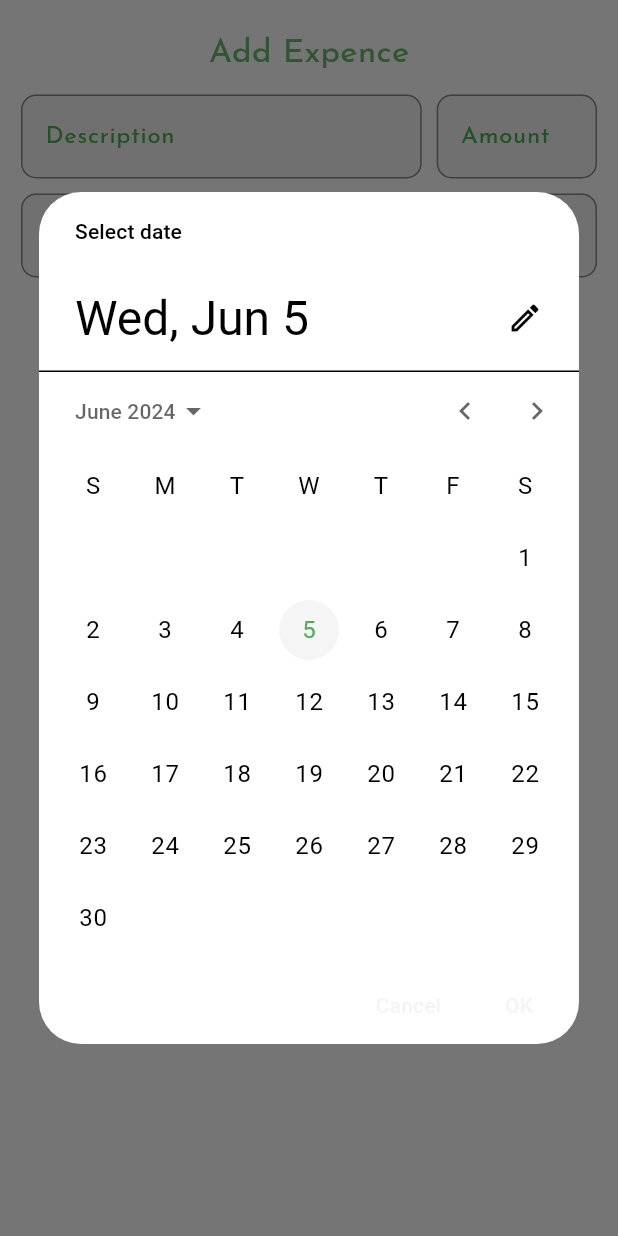
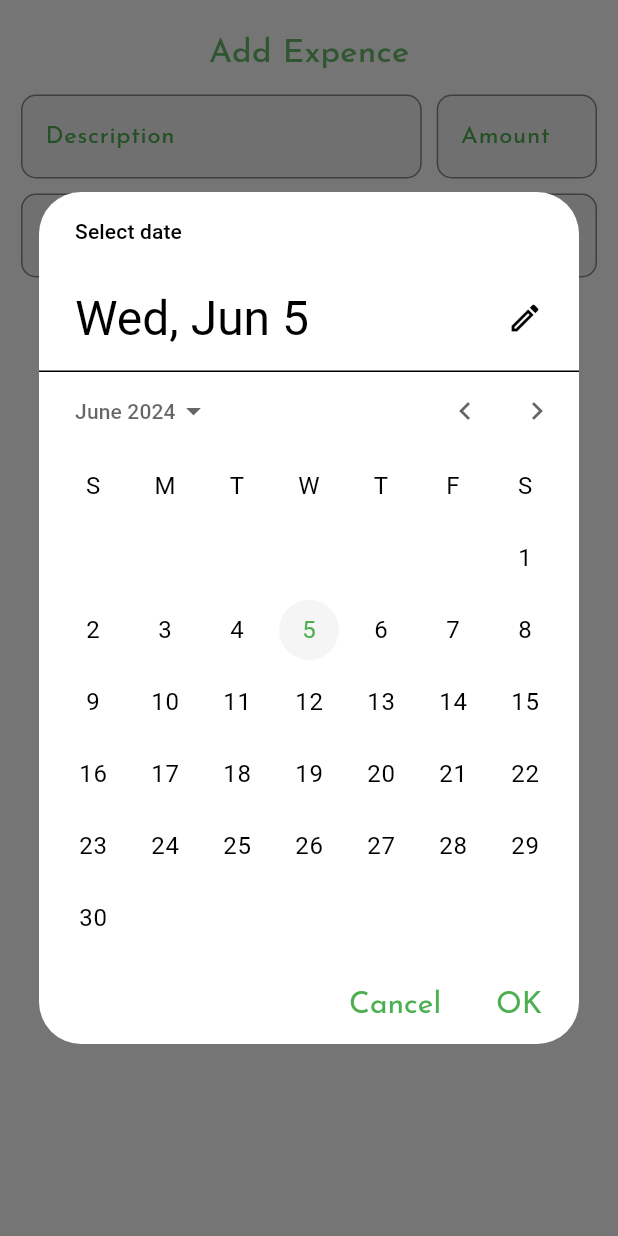
Before and after one commit to bieniadev/TrAcKeR, a Flutter app: the AddExpenceModal widget shown alone on an empty page, opened directly, after a tap on an icon or button, on a phone screen of 412 x 824 dp. Run offline on Flutter 3.47's test engine with Material 3 defaults, Android fonts, the phone set to English and light mode, and no system bars; drawn by our look-alikes of dropdown_textfield; our stand-ins replace flutter_riverpod, google_fonts, hive, hive_flutter; accounts and stored records are empty.

Commit message:
calendar style

```diff
--- a/lib/components/add_expence_modal.dart
+++ b/lib/components/add_expence_modal.dart
@@ -4,8 +4,10 @@ import 'package:google_fonts/google_fonts.dart';
 import 'package:intl/intl.dart';
 import 'package:tracker/boxes.dart';
 import 'package:tracker/models/expence.dart';
+import 'package:tracker/providers/darkmode.dart';
 import 'package:tracker/providers/expences_list.dart';
 import 'package:dropdown_textfield/dropdown_textfield.dart';
+import 'package:tracker/theme.dart';
 
 class AddExpenceModal extends ConsumerStatefulWidget {
   const AddExpenceModal({super.key});
@@ -65,7 +67,25 @@ class _AddExpenceModalState extends ConsumerState<AddExpenceModal> {
       initialDate: _selectedDate,
       firstDate: firstDate,
       lastDate: lastDate,
-      // barrierColor: Colors.red,
+      builder: (context, child) {
+        return Theme(
+          data: ref.read(isDarkmodeProvider) ? darkMode : lightMode,
+          // data: Theme.of(context).copyWith(
+          //   colorScheme: ColorScheme.light(
+          //       // seedColor: Colors.green[200],
+          //       primary: Colors.green.shade500, // header background color
+          //       onPrimary: Colors.black, // header text color
+          //       onSurface: Colors.green, // body text color
+          //       background: Theme.of(context).colorScheme.primary),
+          //   textButtonTheme: TextButtonThemeData(
+          //     style: TextButton.styleFrom(
+          //         // foregroundColor: Colors.red, // button text color
+          //         textStyle: GoogleFonts.josefinSans(color: Colors.green.shade400, fontSize: 20)),
+          //   ),
+          // ),
+          child: child!,
+        );
+      },
     );
 
     if (picked != null && picked != _selectedDate) {
--- a/lib/theme.dart
+++ b/lib/theme.dart
@@ -1,4 +1,5 @@
 import 'package:flutter/material.dart';
+import 'package:google_fonts/google_fonts.dart';
 
 final ThemeData lightMode = ThemeData(
   colorScheme: ColorScheme.light(
@@ -26,6 +27,11 @@ final ThemeData lightMode = ThemeData(
           size: 28,
         )),
   ),
+  textButtonTheme: TextButtonThemeData(
+      style: TextButton.styleFrom(
+    foregroundColor: Colors.green.shade500,
+    textStyle: GoogleFonts.josefinSans(color: Colors.green.shade400, fontSize: 20),
+  )),
 );
 
 final ThemeData darkMode = ThemeData(
@@ -54,4 +60,9 @@ final ThemeData darkMode = ThemeData(
           size: 28,
         )),
   ),
+  textButtonTheme: TextButtonThemeData(
+      style: TextButton.styleFrom(
+    foregroundColor: Colors.green.shade200,
+    textStyle: GoogleFonts.josefinSans(color: Colors.green.shade300, fontSize: 20),
+  )),
 );
```
